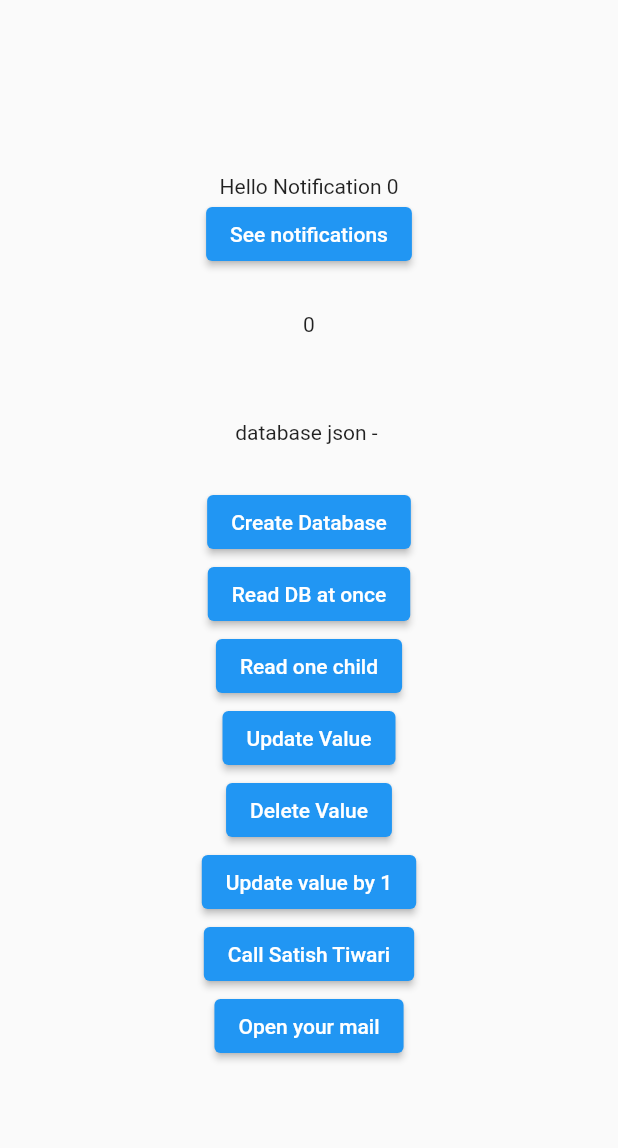
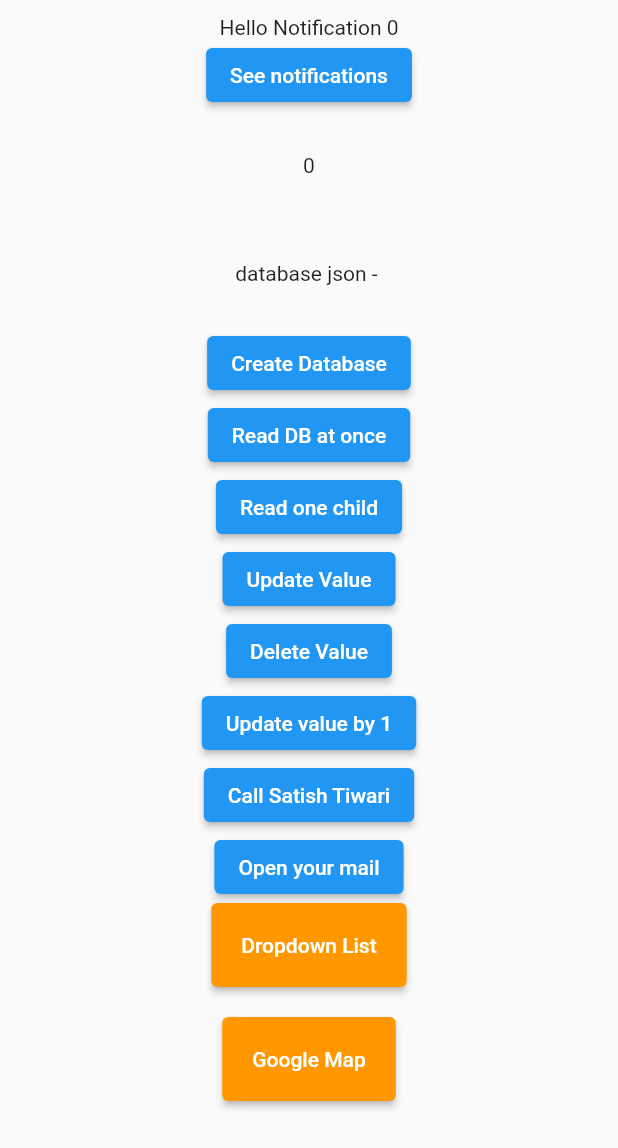
Before and after one commit to riyatyagi2021/flutter_advance, a Flutter app: the Hello screen opened directly, after a tap on "Create Database", on a phone screen of 412 x 824 dp. Shown: the top 1148 px of the screen. Run offline on Flutter 3.47's test engine with Material 2 defaults, Android fonts, the phone set to English and light mode, and no system bars; our stand-ins replace firebase_auth, firebase_core, firebase_database, firebase_messaging, flutter_local_notifications, fluttertoast and 6 more; missing offline and left inert: flutter_facebook_auth; accounts and stored records are empty.

Commit message:
dropdown_Googlemap

```diff
--- a/lib/home.dart
+++ b/lib/home.dart
@@ -1,12 +1,12 @@
 import 'package:advance_flutter/main.dart';
+import 'package:advance_flutter/phone_authetication/dropdown_list.dart';
+import 'package:advance_flutter/phone_authetication/google_map.dart';
+import 'package:firebase_database/firebase_database.dart';
 import 'package:firebase_messaging/firebase_messaging.dart';
 import 'package:flutter/material.dart';
 import 'package:flutter/rendering.dart';
 import 'package:flutter_local_notifications/flutter_local_notifications.dart';
-import 'package:firebase_database/firebase_database.dart';
 import 'package:url_launcher/url_launcher.dart';
-import 'package:open_mail_app/open_mail_app.dart';
-
 
 class Hello extends StatefulWidget {
   const Hello({Key? key}) : super(key: key);
@@ -18,8 +18,8 @@ class Hello extends StatefulWidget {
 class _HelloState extends State<Hello> {
   int counter = 0;
   late DatabaseReference dbr;
- String databaseJson="";
- int countValue=0;
+  String databaseJson = "";
+  int countValue = 0;
 
   @override
   void initState() {
@@ -64,16 +64,13 @@ class _HelloState extends State<Hello> {
       }
     });
 
-    dbr=FirebaseDatabase.instance.reference();
+    dbr = FirebaseDatabase.instance.reference();
     dbr.child("myCounter").child("Key_Counter").onValue.listen((event) {
       print("Counter update" + event.snapshot.value.toString());
       setState(() {
-        countValue=event.snapshot.value;
+        countValue = event.snapshot.value;
       });
-
-
     });
-
   }
 
   void showNotifications() {
@@ -104,8 +101,11 @@ class _HelloState extends State<Hello> {
   @override
   Widget build(BuildContext context) {
     return Scaffold(
-      body: Center(
-          child: Column(
+      body: Container(
+        padding: EdgeInsets.all(10),
+          child: ListView(
+            children:[
+              Column(
                 mainAxisAlignment: MainAxisAlignment.center,
                 children: [
                   Center(child: Text("Hello Notification ${counter}")),
@@ -113,34 +113,35 @@ class _HelloState extends State<Hello> {
                     child: Text("See notifications"),
                     onPressed: showNotifications,
                   ),
-
                   Padding(
                     padding: const EdgeInsets.all(28.0),
                     child: Text(countValue.toString()),
                   ),
-
                   Padding(
                     padding: const EdgeInsets.all(28.0),
                     child: Text("database json - $databaseJson"),
                   ),
-
-
                   ElevatedButton(
                     child: Text("Create Database"),
                     onPressed: createDB,
-          ), ElevatedButton(
+                  ),
+                  ElevatedButton(
                     child: Text("Read DB at once"),
                     onPressed: readatOnce,
-          ), ElevatedButton(
+                  ),
+                  ElevatedButton(
                     child: Text("Read one child"),
                     onPressed: readOneChild,
-          ), ElevatedButton(
+                  ),
+                  ElevatedButton(
                     child: Text("Update Value"),
                     onPressed: updateValue,
-          ), ElevatedButton(
+                  ),
+                  ElevatedButton(
                     child: Text("Delete Value"),
                     onPressed: deleteValue,
-          ), ElevatedButton(
+                  ),
+                  ElevatedButton(
                     child: Text("Update value by 1"),
                     onPressed: updateby1,
                   ),
@@ -152,7 +153,25 @@ class _HelloState extends State<Hello> {
                     child: Text("Open your mail"),
                     onPressed: () => launch("mailto://riya.mobcoder@gmail.com"),
                   ),
+                  ElevatedButton(
+                    child: Text("Dropdown List"),
+                    style: ElevatedButton.styleFrom(
+                        primary: Colors.orange, padding: EdgeInsets.all(20)),
+                    onPressed: () => Navigator.push(
+                        context, MaterialPageRoute(builder: (context) => FirstPage())),
+                  ),
+                  SizedBox(height: 20,),
+                  ElevatedButton(
+                    child: Text("Google Map"),
+                    style: ElevatedButton.styleFrom(
+                        primary: Colors.orange, padding: EdgeInsets.all(20)),
+                    onPressed: () => Navigator.push(
+                        context, MaterialPageRoute(builder: (context) => GoogleMaps())),
+                  ),
                 ],
+              ),
+            ]
+
           )),
     );
   }
@@ -160,10 +179,13 @@ class _HelloState extends State<Hello> {
   createDB() {
     dbr.child("Name").set("Riya Tyagi");
     dbr.child("Profile").set("Flutter developer");
-   dbr.child("Websites").set({'website1':"www.riya.com",'website2':"www.riyaaaaa.com",});
+    dbr.child("Websites").set({
+      'website1': "www.riya.com",
+      'website2': "www.riyaaaaa.com",
+    });
   }
 
-  updateValue(){
+  updateValue() {
     dbr.update({'Name': "Riya Bhardwaj"});
     dbr.update({'Profile': "Android developer"});
   }
@@ -171,27 +193,28 @@ class _HelloState extends State<Hello> {
   readatOnce() {
     dbr.once().then((DataSnapshot dataSnapshot) {
       setState(() {
-        databaseJson=dataSnapshot.value.toString();
+        databaseJson = dataSnapshot.value.toString();
       });
     });
   }
 
-   readOneChild(){
-    dbr.child("Websites").child("website2").once().then((DataSnapshot dataSnapshot) {
+  readOneChild() {
+    dbr
+        .child("Websites")
+        .child("website2")
+        .once()
+        .then((DataSnapshot dataSnapshot) {
       setState(() {
-        databaseJson=dataSnapshot.value.toString();
+        databaseJson = dataSnapshot.value.toString();
       });
     });
   }
 
-   deleteValue(){
+  deleteValue() {
     dbr.child("Websites").remove();
   }
 
   updateby1() {
-    dbr.child("myCounter").update({'Key_Counter': countValue+1});
+    dbr.child("myCounter").update({'Key_Counter': countValue + 1});
   }
-
-
-
 }
--- a/pubspec.yaml
+++ b/pubspec.yaml
@@ -43,6 +43,9 @@ dependencies:
   firebase_database: ^8.0.1
   url_launcher: ^6.0.0
   open_mail_app: ^0.3.0
+  google_maps_flutter: ^2.0.0
+  location: ^4.0.0
+#  geolocator: ^7.0.0
 
 
 
```
Also changed, not shown: lib/phone_authetication/dropdown_list.dart (added, +83 -0 lines), lib/phone_authetication/google_map.dart (added, +124 -0 lines), pubspec.lock, 1 other file. Lines whose indentation alone changed are shown as unchanged.
